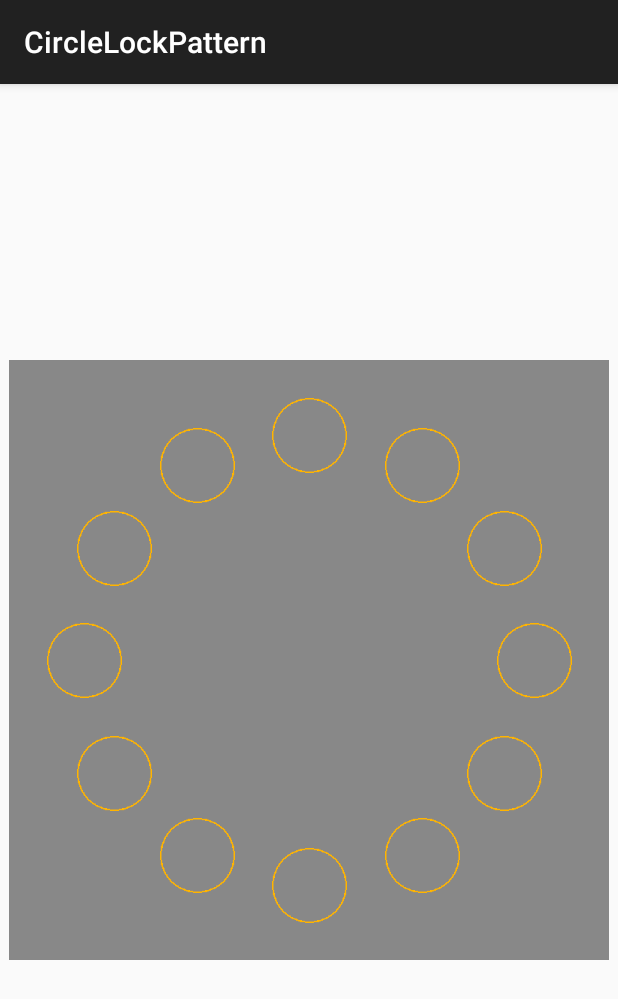
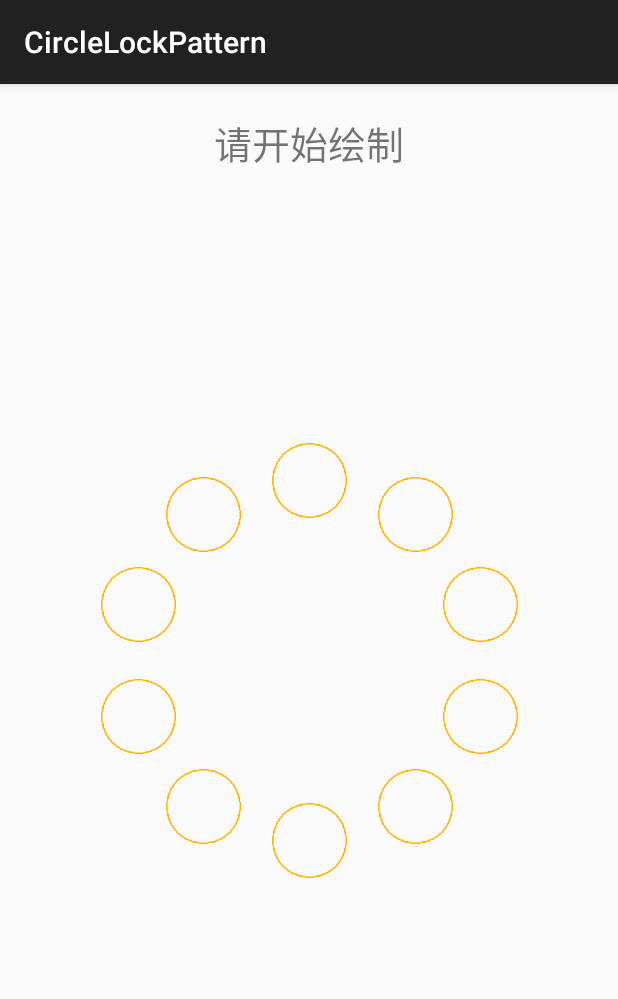
Before and after one commit to wangjia55/CircleLockPattern, an Android app: the screen it shows after launch (MainActivity), on a phone screen of 412 x 824 dp. Shown: the top 999 px of the screen. Run offline under Robolectric (Android 15) with nearby library versions, the phone set to English and light mode, and no system bars.

Commit message:
添加功能接口，对外使用

```diff
--- a/app/src/main/java/com/jacob/circle/lock/LockPatternView.java
+++ b/app/src/main/java/com/jacob/circle/lock/LockPatternView.java
@@ -57,6 +57,7 @@ public class LockPatternView extends View {
 
     private static final int COLOR_NORMAL = Color.parseColor("#7fff9e00");
     private static final int COLOR_ERROR = Color.parseColor("#7ffb6760");
+    private OnLockPatternListener mLockListener;
 
     public LockPatternView(Context context) {
         this(context, null);
@@ -123,7 +124,6 @@ public class LockPatternView extends View {
             initPoint();
             hasInit = true;
         }
-        canvas.drawColor(Color.GRAY);
         //画点
         drawPointOnCanvas(canvas);
 
@@ -161,7 +161,9 @@ public class LockPatternView extends View {
                 if (point != null) {
                     isSelect = true;
                 }
-
+                if (mLockListener != null) {
+                    mLockListener.onLockPatterStart();
+                }
                 break;
             case MotionEvent.ACTION_MOVE:
                 if (isSelect) {
@@ -199,8 +201,18 @@ public class LockPatternView extends View {
             } else if (mSelectPoints.size() < MIN_SIZE && mSelectPoints.size() > 0) {
                 //绘制错误
                 errorPoint();
+                if (mLockListener != null) {
+                    mLockListener.onLockPatterError();
+                }
             } else {
                 //绘制成功
+                String pwd = "";
+                for (Point pointS : mSelectPoints) {
+                    pwd = pwd + pointS.index;
+                }
+                if (mLockListener != null && !"".equals(pwd)) {
+                    mLockListener.onLockPatternSuccess(pwd);
+                }
             }
         }
 
@@ -311,4 +323,17 @@ public class LockPatternView extends View {
     private int dpToPx(int dp) {
         return (int) TypedValue.applyDimension(TypedValue.COMPLEX_UNIT_DIP, dp, getResources().getDisplayMetrics());
     }
+
+
+    public interface OnLockPatternListener {
+        void onLockPatternSuccess(String pwd);
+
+        void onLockPatterError();
+
+        void onLockPatterStart();
+    }
+
+    public void setOnLockPatternListener(OnLockPatternListener lockPatternListener) {
+        this.mLockListener = lockPatternListener;
+    }
 }
--- a/app/src/main/java/com/jacob/circle/lock/MainActivity.java
+++ b/app/src/main/java/com/jacob/circle/lock/MainActivity.java
@@ -2,14 +2,35 @@ package com.jacob.circle.lock;
 
 import android.os.Bundle;
 import android.support.v7.app.ActionBarActivity;
+import android.widget.TextView;
 
 
 public class MainActivity extends ActionBarActivity {
 
+    private TextView mTextView;
     @Override
     protected void onCreate(Bundle savedInstanceState) {
         super.onCreate(savedInstanceState);
         setContentView(R.layout.activity_main);
+        mTextView = (TextView) findViewById(R.id.textView);
+
+        LockPatternView lockPatternView = (LockPatternView) findViewById(R.id.lock_pattern_view);
+        lockPatternView.setOnLockPatternListener(new LockPatternView.OnLockPatternListener() {
+            @Override
+            public void onLockPatternSuccess(String pwd) {
+                mTextView.setText(pwd);
+            }
+
+            @Override
+            public void onLockPatterError() {
+                mTextView.setText("绘制长度不够");
+            }
+
+            @Override
+            public void onLockPatterStart() {
+                mTextView.setText("请开始绘制");
+            }
+        });
     }
 
 }
--- a/app/src/main/res/layout/activity_main.xml
+++ b/app/src/main/res/layout/activity_main.xml
@@ -5,11 +5,22 @@
                 android:layout_height="match_parent"
                 tools:context=".MainActivity">
 
+    <TextView
+        android:id="@+id/textView"
+        android:layout_width="match_parent"
+        android:layout_height="wrap_content"
+        android:layout_alignParentTop="true"
+        android:layout_margin="20dp"
+        android:gravity="center"
+        android:text="请开始绘制"
+        android:textSize="25sp"/>
+
     <com.jacob.circle.lock.LockPatternView
+        android:id="@+id/lock_pattern_view"
         android:layout_width="wrap_content"
         android:layout_height="wrap_content"
         android:layout_centerInParent="true"
-        circle:number="12"
-        circle:radius="150dp"/>
+        circle:number="10"
+        circle:radius="120dp"/>
 
 </RelativeLayout>
```
